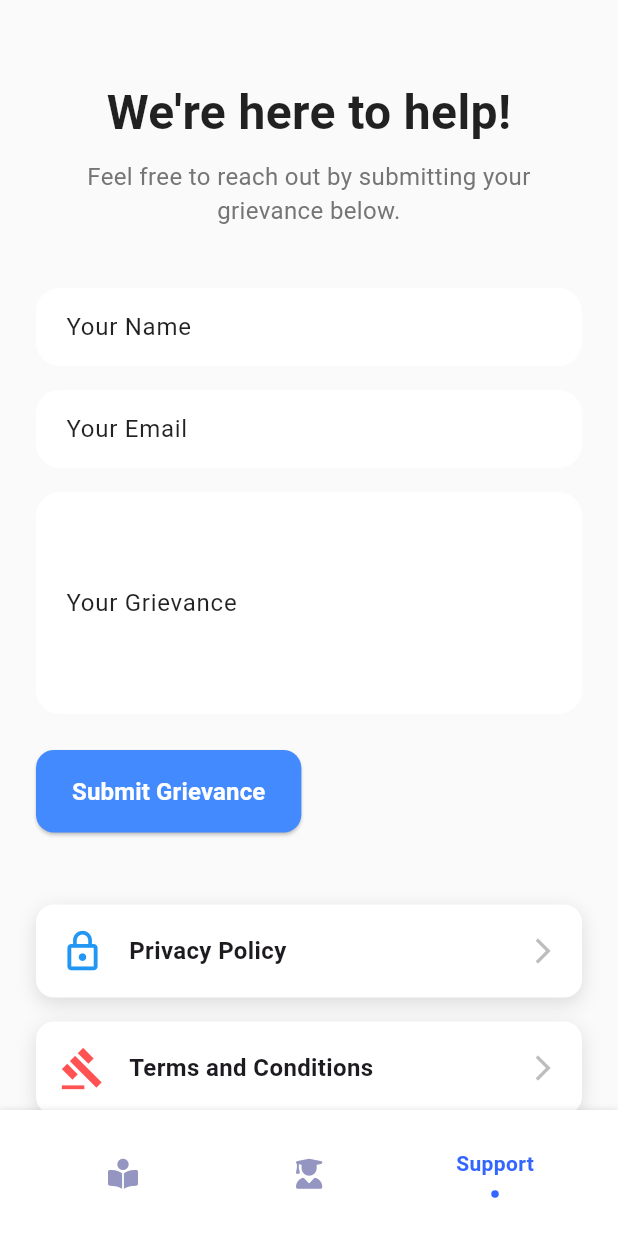
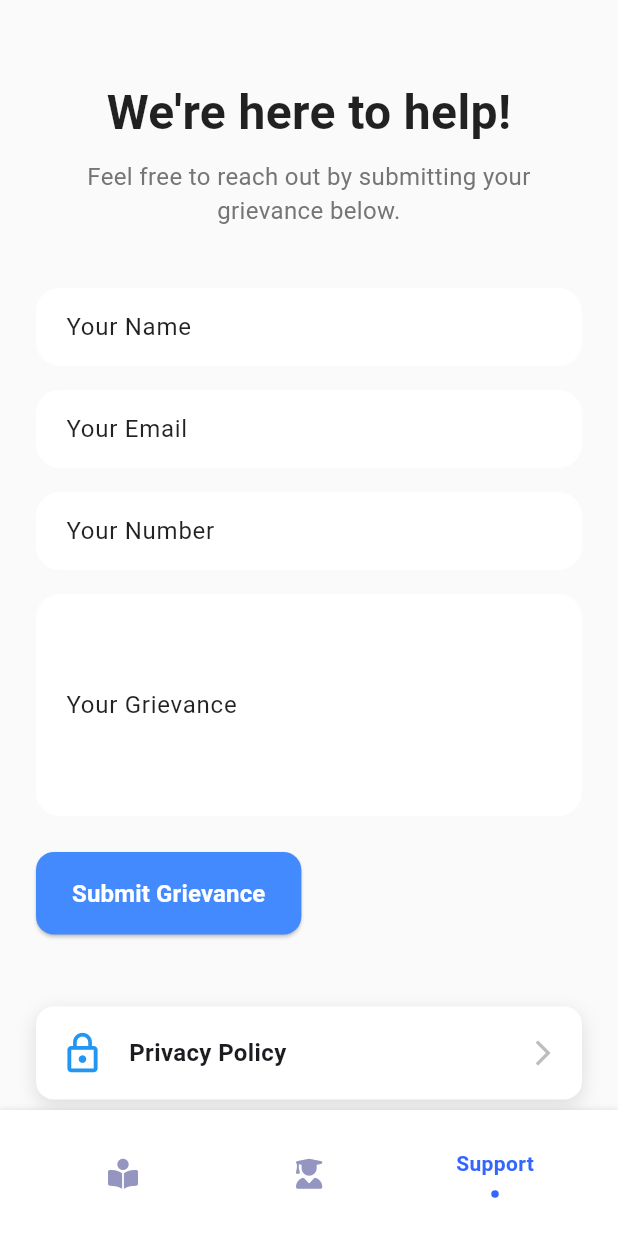
Before and after one commit to piyushbhakre/Asmolg, a Flutter app: the screen it shows once a user with an empty profile is signed in, item 3 of the bottom bar chosen, on a phone screen of 412 x 824 dp. Run offline on Flutter 3.47's test engine with Material 3 defaults, Android fonts, the phone set to English and light mode, and no system bars; drawn by our look-alikes of flashy_tab_bar2; our stand-ins replace awesome_notifications, carousel_slider, cherry_toast, cloud_firestore, firebase_analytics, firebase_auth and 8 more; missing offline and left inert: connectivity_wrapper, flutter_upgrade_version, onesignal_flutter, razorpay_flutter, screen_protector, syncfusion_flutter_pdfviewer; accounts and stored records are empty.

Commit message:
Add number feild in greivernce

```diff
--- a/lib/Support.dart
+++ b/lib/Support.dart
@@ -10,15 +10,17 @@ class SupportPage extends StatefulWidget {
 class _SupportPageState extends State<SupportPage> {
   final _formKey = GlobalKey<FormState>();
   final TextEditingController _nameController = TextEditingController();
-  final TextEditingController _EmailController = TextEditingController();
+  final TextEditingController _emailController = TextEditingController();
   final TextEditingController _messageController = TextEditingController();
+  final TextEditingController _numberController = TextEditingController();
   bool _isSubmitting = false;
 
   @override
   void dispose() {
     _nameController.dispose();
-    _EmailController.dispose();
+    _emailController.dispose();
     _messageController.dispose();
+    _numberController.dispose();
     super.dispose();
   }
 
@@ -31,8 +33,9 @@ class _SupportPageState extends State<SupportPage> {
       try {
         await FirebaseFirestore.instance.collection('Grievances').add({
           'name': _nameController.text,
-          'Email': _EmailController.text,
+          'email': _emailController.text,
           'message': _messageController.text,
+          'number': _numberController.text,
           'date': DateTime.now().toIso8601String(),
         });
 
@@ -41,8 +44,9 @@ class _SupportPageState extends State<SupportPage> {
         );
 
         _nameController.clear();
-        _EmailController.clear();
+        _emailController.clear();
         _messageController.clear();
+        _numberController.clear();
       } catch (e) {
         ScaffoldMessenger.of(context).showSnackBar(
           SnackBar(content: Text('Error submitting grievance: $e')),
@@ -99,9 +103,22 @@ class _SupportPageState extends State<SupportPage> {
                 children: [
                   _buildTextField(_nameController, 'Your Name'),
                   SizedBox(height: 16),
-                  _buildTextField(_EmailController, 'Your Email'),
+                  _buildTextField(_emailController, 'Your Email'),
                   SizedBox(height: 16),
-                  _buildTextField(_messageController, 'Your Grievance', maxLines: 5),
+                  _buildTextField(
+                      _numberController, 'Your Number',
+                      keyboardType: TextInputType.number,
+                      validator: (value) {
+                        if (value == null || value.isEmpty) {
+                          return 'Please enter your number';
+                        } else if (!RegExp(r'^\d{10}$').hasMatch(value)) {
+                          return 'Please enter a valid 10-digit number';
+                        }
+                        return null;
+                      }),
+                  SizedBox(height: 16),
+                  _buildTextField(
+                      _messageController, 'Your Grievance', maxLines: 5),
                   SizedBox(height: 24),
                   _isSubmitting
                       ? Center(child: CircularProgressIndicator())
@@ -125,8 +142,6 @@ class _SupportPageState extends State<SupportPage> {
                     ),
                   ),
                   SizedBox(height: 40),
-
-                  // Updated option list without cards
                   _buildOptionTile(
                     'Privacy Policy',
                     'https://www.asmolg.co.in/legals',
@@ -152,11 +167,8 @@ class _SupportPageState extends State<SupportPage> {
                     Colors.orange,
                   ),
                   SizedBox(height: 40),
-
                 ],
-
               ),
-
             ),
           ],
         ),
@@ -164,11 +176,12 @@ class _SupportPageState extends State<SupportPage> {
     );
   }
 
-  // Reusable Text Field
-  Widget _buildTextField(TextEditingController controller, String label, {int maxLines = 1}) {
+  Widget _buildTextField(TextEditingController controller, String label,
+      {int maxLines = 1, TextInputType keyboardType = TextInputType.text, String? Function(String?)? validator}) {
     return TextFormField(
       controller: controller,
       maxLines: maxLines,
+      keyboardType: keyboardType,
       decoration: InputDecoration(
         labelText: label,
         labelStyle: TextStyle(color: Colors.black87),
@@ -180,16 +193,16 @@ class _SupportPageState extends State<SupportPage> {
         ),
         contentPadding: EdgeInsets.symmetric(horizontal: 16, vertical: 14),
       ),
-      validator: (value) {
-        if (value == null || value.isEmpty) {
-          return 'Please enter your $label.toLowerCase()';
-        }
-        return null;
-      },
+      validator: validator ??
+              (value) {
+            if (value == null || value.isEmpty) {
+              return 'Please enter your $label.toLowerCase()';
+            }
+            return null;
+          },
     );
   }
 
-  // Updated Option Tile for a Modern Look
   Widget _buildOptionTile(String title, String url, IconData icon, Color iconColor) {
     return Padding(
       padding: const EdgeInsets.symmetric(vertical: 8.0),
```
Also changed, not shown: lib/main.dart (+10 -1 lines).
